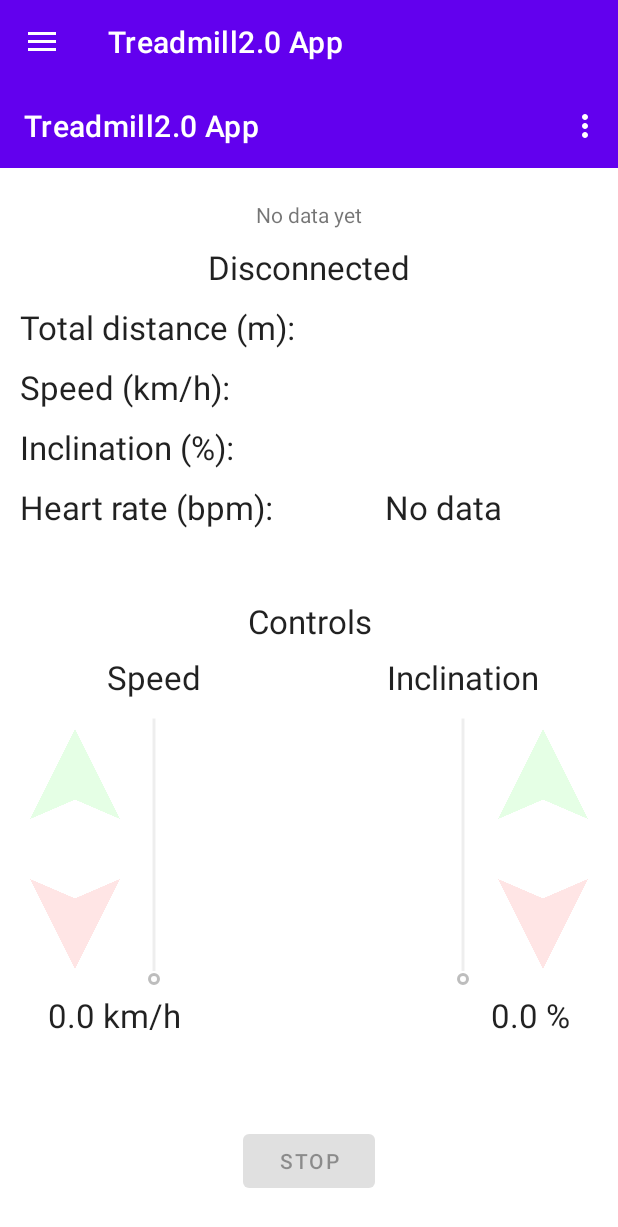
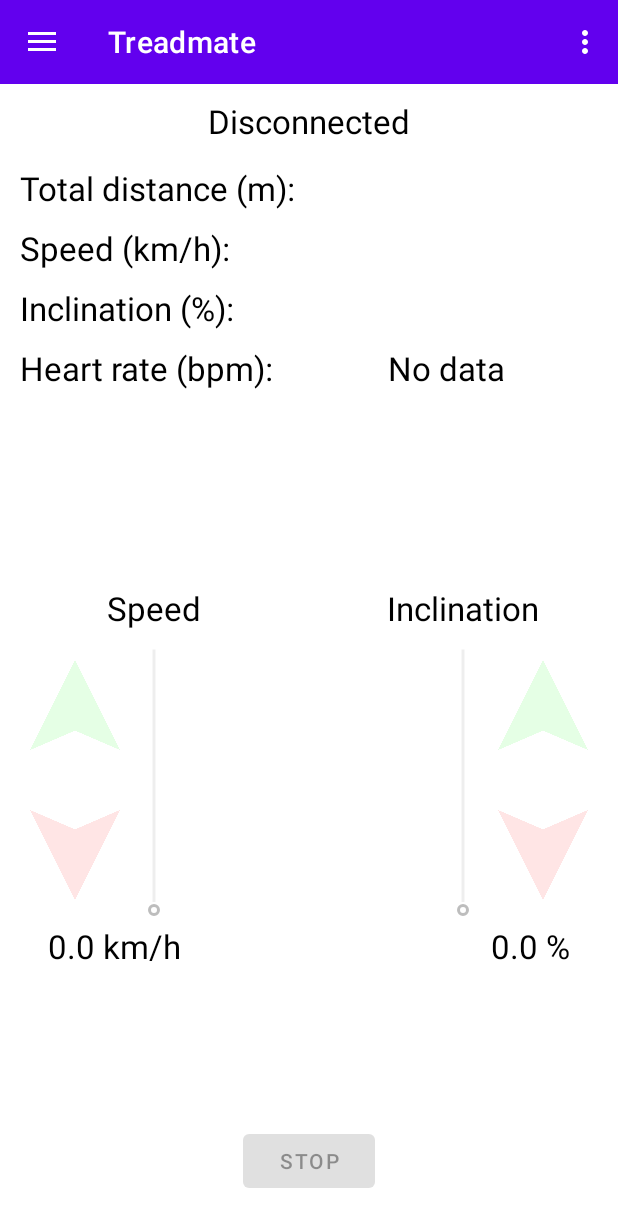
Before and after one commit to achrys01/TreadMate, an Android app: the RunActivity screen opened directly, with no data from a screen before it, on a phone screen of 412 x 824 dp. Shown: the top 1227 px of the screen. Run offline under Robolectric (Android 15) with nearby library versions, the phone set to English and light mode, and no system bars; our stand-ins replace Firebase (no records; nobody signed in at launch, a user with empty details on screens opened directly); libraries missing offline, so code that uses them is left out: com.firebase.ui, de.siegmar.fastcsv; 3 statements that could not run were skipped.

Commit message:
HR and treadmill working together. Errir related to a title change.

```diff
--- a/app/src/main/java/com/example/treadmill20app/RunActivity.java
+++ b/app/src/main/java/com/example/treadmill20app/RunActivity.java
@@ -153,8 +153,8 @@ public class RunActivity extends MenuActivity {
         mControlSpeedView = findViewById(R.id.speed);
         mControlInclView = findViewById(R.id.incl);
         StartStopButton = findViewById(R.id.startStopButton);
-        Toolbar myToolbar = findViewById(R.id.my_toolbar);
-        setSupportActionBar(myToolbar);
+        //Toolbar myToolbar = findViewById(R.id.my_toolbar);
+        //setSupportActionBar(myToolbar);
         isConnected = false;
         //Disable all buttons until connected
         enable(false);
--- a/app/src/main/java/com/example/treadmill20app/ScanHRActivity.java
+++ b/app/src/main/java/com/example/treadmill20app/ScanHRActivity.java
@@ -191,8 +191,8 @@ public class ScanHRActivity extends MenuActivity {
                 }, SCAN_PERIOD);
 
                 mScanning = true;
-                //scanner.startScan(HEART_RATE_SCAN_FILTER, SCAN_SETTINGS, mScanCallback); //scan for devices with HRS
-                scanner.startScan(mScanCallback); //scan all BLE devices
+                scanner.startScan(HEART_RATE_SCAN_FILTER, SCAN_SETTINGS, mScanCallback); //scan for devices with HRS
+                //scanner.startScan(mScanCallback); //scan all BLE devices
                 mScanInfoView.setText(R.string.scan_fail);
                 MsgUtils.showToast(ScanHRActivity.this, "Scanning for HR devices...");
             }
--- a/app/src/main/res/layout/activity_run.xml
+++ b/app/src/main/res/layout/activity_run.xml
@@ -6,29 +6,9 @@
     android:layout_marginBottom="10dp"
     android:gravity="center_horizontal">
 
-    <androidx.constraintlayout.widget.ConstraintLayout
-        android:id="@+id/appBarLayout"
-        android:layout_width="match_parent"
-        android:layout_height="wrap_content"
-        android:theme="@style/Theme.Treadmill20App.AppBarOverlay"
-        app:layout_constraintStart_toStartOf="parent"
-        app:layout_constraintTop_toTopOf="parent"
-        >
-
-        <androidx.appcompat.widget.Toolbar
-            android:id="@+id/my_toolbar"
-            android:layout_width="0dp"
-            android:layout_height="wrap_content"
-            android:background="?attr/colorPrimary"
-            app:layout_constraintEnd_toEndOf="parent"
-            app:layout_constraintStart_toStartOf="parent"
-            app:layout_constraintTop_toTopOf="parent"
-            app:popupTheme="@style/Theme.Treadmill20App.PopupOverlay"
-            app:titleTextColor="@android:color/white" />
-
-    </androidx.constraintlayout.widget.ConstraintLayout>
 
     <TextView
+        android:visibility="gone"
         android:id="@+id/deviceView"
         android:layout_width="wrap_content"
         android:layout_height="wrap_content"
@@ -36,13 +16,13 @@
         android:padding="5sp"
         app:layout_constraintEnd_toEndOf="parent"
         app:layout_constraintStart_toStartOf="parent"
-        app:layout_constraintTop_toBottomOf="@id/appBarLayout" />
+        app:layout_constraintTop_toTopOf="parent" />
 
     <TextView
         android:id="@+id/connection_view"
         android:layout_width="wrap_content"
         android:layout_height="wrap_content"
-        android:padding="5sp"
+        android:padding="10sp"
         android:text="@string/disconnected"
         android:textAppearance="?android:attr/textAppearanceLarge"
         app:layout_constraintEnd_toEndOf="parent"
@@ -146,6 +126,7 @@
         app:layout_constraintTop_toBottomOf="@+id/incl_view" />
 
     <TextView
+        android:visibility="invisible"
         android:id="@+id/Controls_title"
         android:layout_width="0dp"
         android:layout_height="wrap_content"
--- a/app/src/main/res/menu/menu_run.xml
+++ b/app/src/main/res/menu/menu_run.xml
@@ -1,13 +1,13 @@
 <?xml version="1.0" encoding="utf-8"?>
 <menu xmlns:android="http://schemas.android.com/apk/res/android"
     xmlns:app="http://schemas.android.com/apk/res-auto"
-    xmlns:tools="http://schemas.android.com/tools"
-    tools:context="com.example.Back2Back.MainActivity">
+    >
     <item
         android:id="@+id/new_workout"
         android:orderInCategory="1"
         android:title="@string/new_workout"
-        app:showAsAction="never" />
+        app:showAsAction="never"
+        />
     <item
         android:id="@+id/load_workout"
         android:orderInCategory="2"
--- a/app/src/main/res/values/strings.xml
+++ b/app/src/main/res/values/strings.xml
@@ -1,5 +1,5 @@
 <resources>
-    <string name="app_name">Treadmill2.0 App</string>
+    <string name="app_name">Treadmate</string>
     <!-- Menu related strings !-->
     <string name="menu_home">Home</string>
     <string name="menu_start">Run</string>
@@ -12,6 +12,8 @@
     <string name="userprofile_name">Name</string>
     <string name="userprofile_email">Email</string>
     <!-- Home screen related strings !-->
+    <string name="welcome">Welcome to</string>
+    <string name="slogan">Your best mate for treadmill running</string>
     <!-- Scan for treadmill related strings !-->
     <string name="scan">Scan …</string>
     <string name="devices_info">No data yet</string>
--- a/app/src/main/res/values/themes.xml
+++ b/app/src/main/res/values/themes.xml
@@ -4,12 +4,6 @@
         <item name="windowActionBar">false</item>
         <item name="windowNoTitle">true</item>
     </style>
-
-    <style name="Theme.Treadmill20App.AppBarOverlay" parent="ThemeOverlay.AppCompat.Dark.ActionBar">
-        <item name="colorControlNormal">@color/white</item>
-    </style>
-
-    <style name="Theme.Treadmill20App.PopupOverlay" parent="ThemeOverlay.AppCompat.Light" />
 
     <!-- Base application theme. -->
     <style name="Theme.Treadmill20App" parent="Theme.MaterialComponents.DayNight.DarkActionBar">
@@ -28,6 +22,8 @@
         <!-- Customize your theme here. -->
         <item name="windowActionBar">false</item>
         <item name="windowNoTitle">true</item>
+        <item name="actionMenuTextColor">@color/black</item>
+        <item name="android:textColor">@color/black</item>
     </style>
 
     <style name="firebaseLoginTheme" parent="FirebaseUI">
```
Also changed, not shown: app/src/main/res/layout/activity_home.xml (+52 -7 lines).
